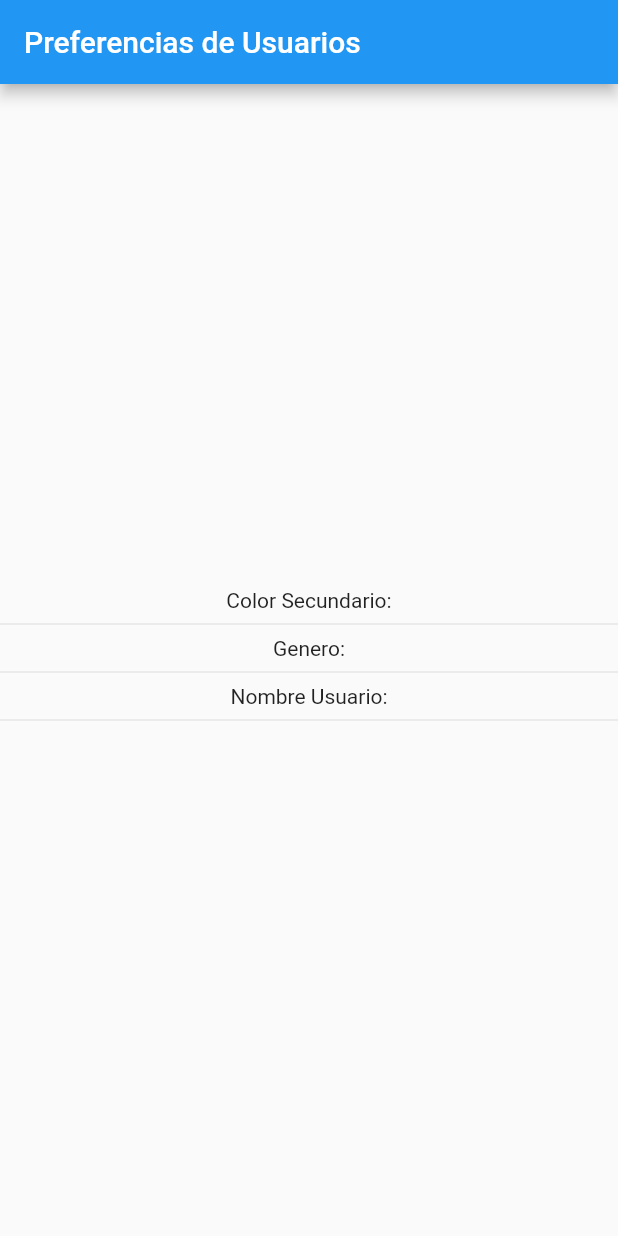
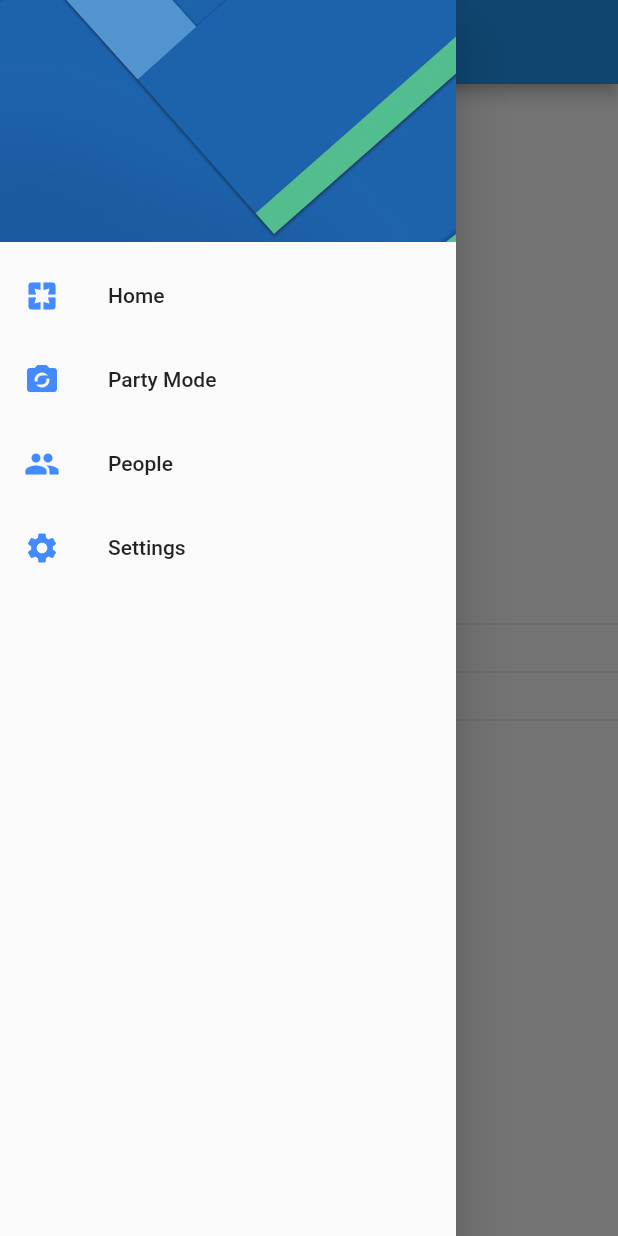
Before and after one commit to cesaroer/user_preferences_flutter, a Flutter app: the screen it shows after launch, with the side drawer open (before the commit the screen has no drawer), on a phone screen of 412 x 824 dp. Run offline on Flutter 3.47's test engine with Material 2 defaults, Android fonts, the phone set to English and light mode, and no system bars.

```diff
--- a/lib/main.dart
+++ b/lib/main.dart
@@ -8,6 +8,7 @@ class MyApp extends StatelessWidget {
   @override
   Widget build(BuildContext context) {
     return MaterialApp(
+      debugShowCheckedModeBanner: false,
       title: 'Preferencias',
       initialRoute: HomePage.routeName,
       routes: {
--- a/lib/src/pages/home_pages.dart
+++ b/lib/src/pages/home_pages.dart
@@ -1,4 +1,5 @@
 import 'package:flutter/material.dart';
+import 'package:preferencias_usuario/src/pages/settings_page.dart';
 
 class HomePage extends StatelessWidget {
   static final String routeName = "home";
@@ -9,6 +10,7 @@ class HomePage extends StatelessWidget {
       appBar: AppBar(
         title: Text("Preferencias de Usuarios"),
       ),
+      drawer: _crearMenu(context),
       body: Column(
         mainAxisAlignment: MainAxisAlignment.center,
         children: [
@@ -22,4 +24,49 @@ class HomePage extends StatelessWidget {
       ),
     );
   }
+
+  //Este es el hamburguer menu
+  Drawer _crearMenu(BuildContext context) {
+    return Drawer(
+      child: ListView(
+        padding: EdgeInsets.zero,
+        children: [
+          DrawerHeader(
+            child: Container(),
+            decoration: BoxDecoration(
+              image: DecorationImage(
+                image: AssetImage("assets/menu-img.jpg"),
+                fit: BoxFit.cover,
+              ),
+            ),
+          ),
+          ListTile(
+            leading: Icon(Icons.pages, color: Colors.blueAccent),
+            title: Text("Home"),
+            onTap: () {
+              Navigator.pushReplacementNamed(context, HomePage.routeName);
+            },
+          ),
+          ListTile(
+            leading: Icon(Icons.party_mode, color: Colors.blueAccent),
+            title: Text("Party Mode"),
+            onTap: () {},
+          ),
+          ListTile(
+            leading: Icon(Icons.people, color: Colors.blueAccent),
+            title: Text("People"),
+            onTap: () {},
+          ),
+          ListTile(
+            leading: Icon(Icons.settings, color: Colors.blueAccent),
+            title: Text("Settings"),
+            onTap: () {
+              //Esta funcion saca todos los views del stack
+              Navigator.pushReplacementNamed(context, SettingsPage.routeName);
+            },
+          ),
+        ],
+      ),
+    );
+  }
 }
--- a/pubspec.yaml
+++ b/pubspec.yaml
@@ -45,9 +45,8 @@ flutter:
   uses-material-design: true
 
   # To add assets to your application, add an assets section, like this:
-  # assets:
-  #   - images/a_dot_burr.jpeg
-  #   - images/a_dot_ham.jpeg
+  assets:
+    - assets/menu-img.jpg
 
   # An image asset can refer to one or more resolution-specific "variants", see
   # https://flutter.dev/assets-and-images/#resolution-aware.
```
Also changed, not shown: assets/menu-img.jpg (added), 1 other file.
